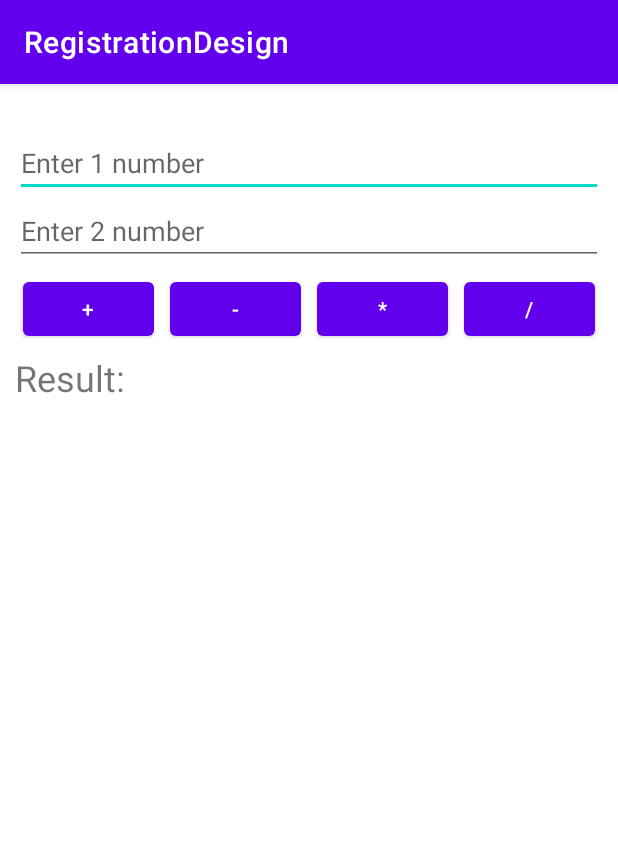
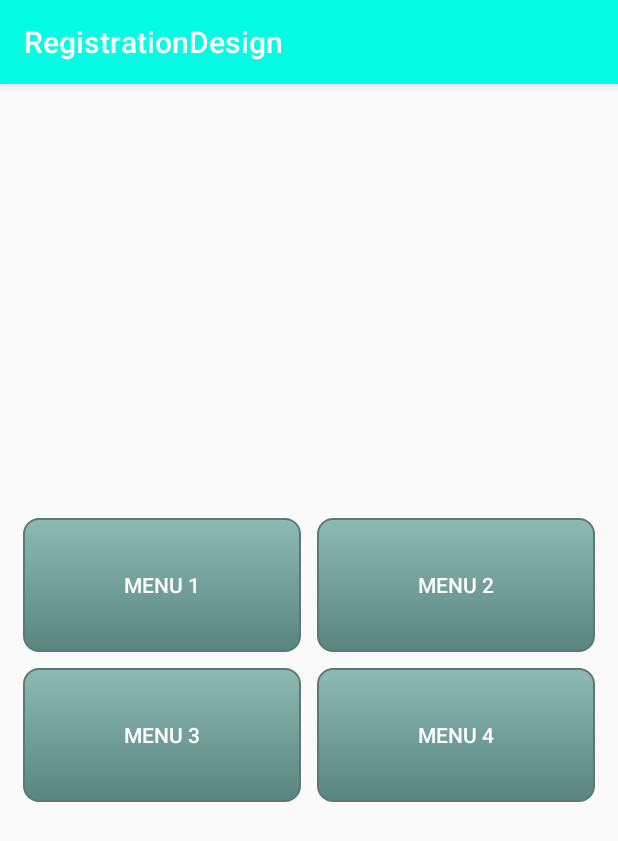
Before and after one commit to Arslanbek02/database_lesson_6, an Android app: the screen it shows after launch (MainActivity before the commit, MenuActivity after it), on a phone screen of 412 x 824 dp. Shown: the top 841 px of the screen. Run offline under Robolectric (Android 15) with nearby library versions, the phone set to English and light mode, and no system bars.

Commit message:
my_menu1

```diff
--- a/app/src/main/AndroidManifest.xml
+++ b/app/src/main/AndroidManifest.xml
@@ -1,6 +1,6 @@
 <?xml version="1.0" encoding="utf-8"?>
 <manifest xmlns:android="http://schemas.android.com/apk/res/android"
-    package="com.example.registrationdesign">
+    package="com.example.first_app">
 
     <application
         android:allowBackup="true"
@@ -8,8 +8,12 @@
         android:label="@string/app_name"
         android:roundIcon="@mipmap/ic_launcher_round"
         android:supportsRtl="true"
-        android:theme="@style/Theme.RegistrationDesign">
-        <activity android:name=".MainActivity">
+        android:theme="@style/AppTheme">
+
+        <activity android:name=".MenuActivity1"/>
+        <activity android:name=".MainActivity"/>
+
+        <activity android:name=".MenuActivity">
             <intent-filter>
                 <action android:name="android.intent.action.MAIN" />
 
--- /dev/null
+++ b/app/src/main/java/com/example/first_app/MenuActivity.java
@@ -0,0 +1,39 @@
+package com.example.first_app;
+
+import androidx.appcompat.app.AppCompatActivity;
+
+import android.content.Intent;
+import android.os.Bundle;
+import android.view.View;
+import android.widget.Button;
+
+
+public class MenuActivity extends AppCompatActivity implements View.OnClickListener {
+
+    Button btnMenu1, btnMenu2;
+    Button btnMenu3, btnMenu4;
+    @Override
+    protected void onCreate(Bundle savedInstanceState) {
+        super.onCreate(savedInstanceState);
+        setContentView(R.layout.activity_menu_activity);
+
+        btnMenu1 = findViewById(R.id.btnMenu1);
+        btnMenu2 = findViewById(R.id.btnMenu2);
+        btnMenu3 = findViewById(R.id.btnMenu3);
+        btnMenu4 = findViewById(R.id.btnMenu4);
+        btnMenu1.setOnClickListener(this);
+        btnMenu2.setOnClickListener(this);
+        btnMenu3.setOnClickListener(this);
+        btnMenu4.setOnClickListener(this);
+    }
+    @Override
+    public void onClick(View view) {
+        if(view.getId() == R.id.btnMenu1){
+            Intent menu1 = new Intent(this, MenuActivity1.class);
+            startActivity(menu1);
+        }else if(view.getId() == R.id.btnMenu2){
+            Intent menu1 = new Intent(this, MenuActivity1.class);
+            startActivity(menu1);
+        }
+    }
+}
--- /dev/null
+++ b/app/src/main/java/com/example/first_app/MenuActivity1.java
@@ -0,0 +1,4 @@
+package com.example.first_app;
+
+public class MenuActivity1 {
+}
--- /dev/null
+++ b/app/src/main/res/drawable/button_design.xml
@@ -0,0 +1,24 @@
+<?xml version="1.0" encoding="utf-8"?>
+<selector xmlns:android="http://schemas.android.com/apk/res/android">
+    <item android:state_pressed="true">
+        <shape android:shape="rectangle">
+            <corners android:radius="10dip"/>
+            <stroke android:width="1dip" android:color="#5e7974"/>
+            <gradient android:angle="-90" android:startColor="#345953" android:endColor="#689a92"/>
+        </shape>
+    </item>
+    <item android:state_focused="true">
+        <shape android:shape="rectangle">
+            <corners android:radius="10dip"/>
+            <stroke android:width="1dip" android:color="#5e7974"/>
+            <solid android:color="#58857e"/>
+        </shape>
+    </item>
+    <item>
+        <shape android:shape="rectangle">
+            <corners android:radius="10dip"/>
+            <stroke android:width="1dip" android:color="#5e7974"/>
+            <gradient android:angle="-90" android:startColor="#8dbab3" android:endColor="#58857e"/>
+        </shape>
+    </item>
+</selector>
--- /dev/null
+++ b/app/src/main/res/layout/activity_menu_activity.xml
@@ -0,0 +1,39 @@
+<?xml version="1.0" encoding="utf-8"?>
+<LinearLayout
+    xmlns:android="http://schemas.android.com/apk/res/android"
+    android:layout_width="match_parent"
+    android:layout_height="match_parent"
+    android:gravity="center"
+    android:layout_marginLeft="10dp"
+    android:layout_marginRight="10dp"
+    android:orientation="vertical"  >
+
+    <LinearLayout
+        android:layout_width="match_parent"
+        android:layout_height="100dp"
+        android:orientation="horizontal">
+            <Button
+            android:id="@+id/btnMenu1"
+            style="@style/menu_btn_style"
+            android:text="Menu 1"/>
+        <Button
+            android:id="@+id/btnMenu2"
+            style="@style/menu_btn_style"
+            android:text="Menu 2"/>
+    </LinearLayout>
+
+    <LinearLayout
+        android:layout_width="match_parent"
+        android:layout_height="100dp"
+        android:orientation="horizontal">
+        <Button
+            android:id="@+id/btnMenu3"
+            style="@style/menu_btn_style"
+            android:text="Menu 3"/>
+        <Button
+            android:id="@+id/btnMenu4"
+            style="@style/menu_btn_style"
+            android:text="Menu 4"/>
+    </LinearLayout>
+
+</LinearLayout>
--- a/app/src/main/res/values/colors.xml
+++ b/app/src/main/res/values/colors.xml
@@ -7,4 +7,8 @@
     <color name="teal_700">#FF018786</color>
     <color name="black">#FF000000</color>
     <color name="white">#FFFFFFFF</color>
+    <color name="colorPrimary">#03fce3</color>
+    <color name="colorPrimaryDark">#5d70d9</color>
+    <color name="colorAccent">#e01649</color>
+
 </resources>
--- /dev/null
+++ b/app/src/main/res/values/styles.xml
@@ -0,0 +1,17 @@
+<resources>
+    <style name="AppTheme" parent="Theme.AppCompat.Light.DarkActionBar">
+        <item name="colorPrimary">@color/colorPrimary</item>
+        <item name="colorPrimaryDark">@color/colorPrimaryDark</item>
+        <item name="colorAccent">@color/colorAccent</item>
+    </style>
+
+    <style name="menu_btn_style">
+        <item name="android:layout_width">match_parent</item>
+        <item name="android:layout_height">match_parent</item>
+        <item name="android:layout_weight">1</item>
+        <item name="android:background">@drawable/button_design </item>
+        <item name="android:textColor">@color/white</item>
+        <item name="android:layout_margin">5dp</item>
+
+    </style>
+</resources>
```
Also changed, not shown: app/src/main/res/drawable/reg_icon_1.png (deleted), app/src/main/res/drawable/reg_icon_2.png (deleted), app/src/main/res/drawable/reg_icon_3.jpg (deleted).
